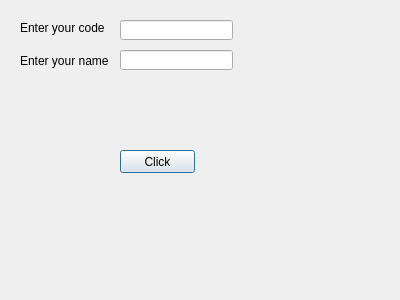
Before: the Qt Designer form LineEditClass.ui in MoeNajdi/python-Gui, drawn with Qt 5.
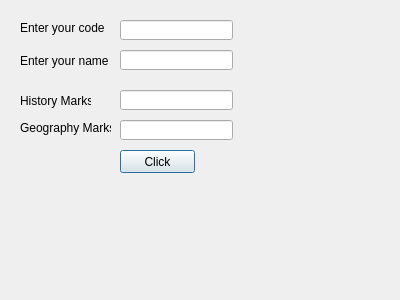
After: the same form once the commit is applied.

```diff
--- a/LineEditClass.ui
+++ b/LineEditClass.ui
@@ -85,6 +85,52 @@
     </rect>
    </property>
   </widget>
+  <widget class="QLabel" name="label_4">
+   <property name="geometry">
+    <rect>
+     <x>20</x>
+     <y>90</y>
+     <width>71</width>
+     <height>21</height>
+    </rect>
+   </property>
+   <property name="text">
+    <string>History Marks</string>
+   </property>
+  </widget>
+  <widget class="QLineEdit" name="lineEditHistory">
+   <property name="geometry">
+    <rect>
+     <x>120</x>
+     <y>90</y>
+     <width>113</width>
+     <height>20</height>
+    </rect>
+   </property>
+  </widget>
+  <widget class="QLabel" name="label_5">
+   <property name="geometry">
+    <rect>
+     <x>20</x>
+     <y>120</y>
+     <width>91</width>
+     <height>16</height>
+    </rect>
+   </property>
+   <property name="text">
+    <string>Geography Marks</string>
+   </property>
+  </widget>
+  <widget class="QLineEdit" name="lineEditGeography">
+   <property name="geometry">
+    <rect>
+     <x>120</x>
+     <y>120</y>
+     <width>113</width>
+     <height>20</height>
+    </rect>
+   </property>
+  </widget>
  </widget>
  <resources/>
  <connections/>
```
